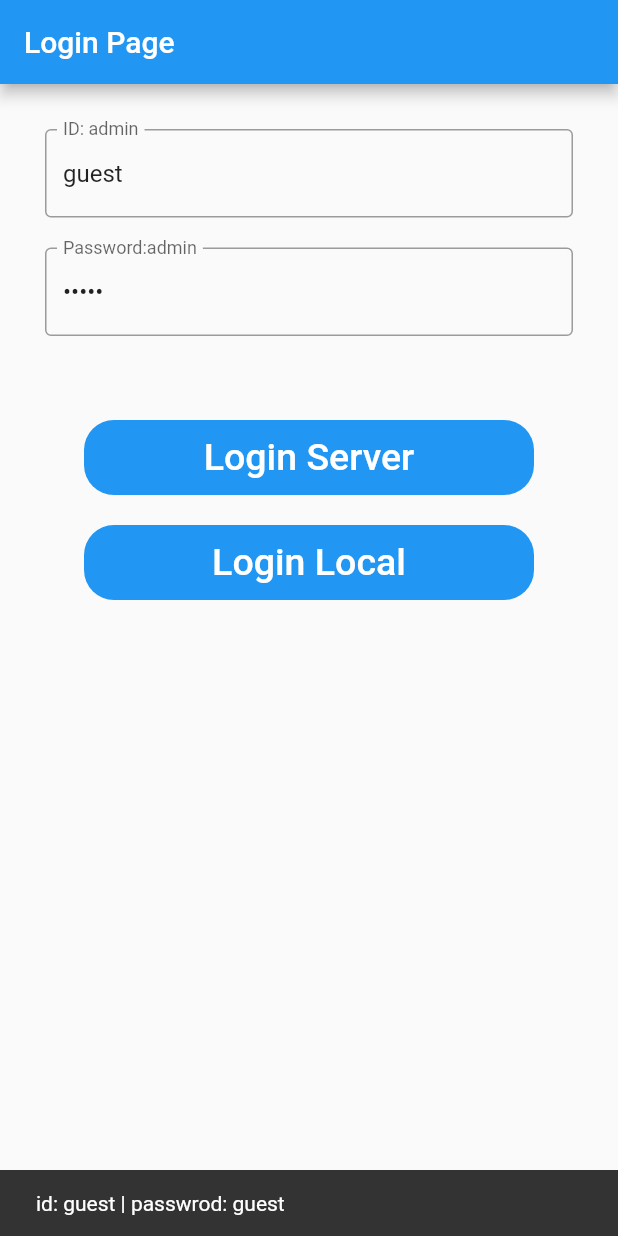
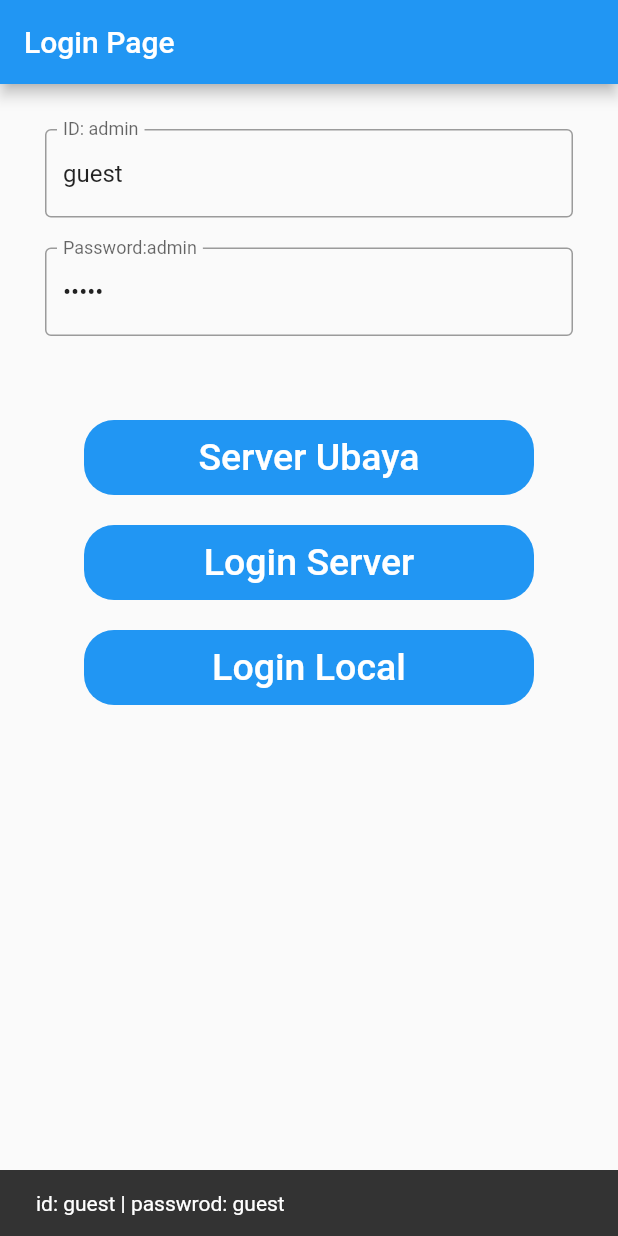
Before and after one commit to mlatifr/uas_emerging_technology, a Flutter app: the screen it shows after launch, after a tap on "Login Server", on a phone screen of 412 x 824 dp. Run offline on Flutter 3.47's test engine with Material 2 defaults, Android fonts, the phone set to English and light mode, and no system bars; our stand-ins replace image_picker, shared_preferences; network calls fail.

Commit message:
siap uas

```diff
--- a/lib/detail_masakan.dart
+++ b/lib/detail_masakan.dart
@@ -316,6 +316,7 @@
         ),
         body: SingleChildScrollView(
             child: Column(
+          mainAxisSize: MainAxisSize.max,
           children: [
             Image.network("${widget.url_masakan}",
                 width: MediaQuery.of(context).size.width),
--- a/lib/login.dart
+++ b/lib/login.dart
@@ -61,7 +61,7 @@
         // Uri.parse("http://ubaya.prototipe.net/daniel/login.php"),
         Uri.parse(APIurl + "login.php"),
         body: {'user_name': user_id, 'user_password': password});
-    if (response.statusCode == 200) {
+    if (response.statusCode == 200 || response.statusCode == 500) {
       Map json = jsonDecode(response.body);
       if (json['result'] == 'success') {
         final prefs = await SharedPreferences.getInstance();
@@ -78,7 +78,7 @@
         });
       }
     } else {
-      throw Exception('Failed to read API');
+      throw Exception('Failed to read APIurl = $APIurl /n ${response.body}');
     }
   }
 
@@ -135,6 +135,29 @@
                           content: Text("id: $user_id | passwrod: $password")));
 
                       APIurl =
+                          "http://ubaya.prototipe.net/emertech160416073/emertech/uas_kuremas/";
+                      doLogin();
+                    },
+                    child: Text(
+                      'Server Ubaya',
+                      style: TextStyle(color: Colors.white, fontSize: 25),
+                    ),
+                  ),
+                )),
+            Padding(
+                padding: EdgeInsets.all(10),
+                child: Container(
+                  height: 50,
+                  width: 300,
+                  decoration: BoxDecoration(
+                      color: Colors.blue,
+                      borderRadius: BorderRadius.circular(20)),
+                  child: TextButton(
+                    onPressed: () {
+                      ScaffoldMessenger.of(context).showSnackBar(SnackBar(
+                          content: Text("id: $user_id | passwrod: $password")));
+
+                      APIurl =
                           "http://mlatifr.southeastasia.cloudapp.azure.com/emertech/uas_kuremas/";
                       doLogin();
                     },
--- a/pubspec.yaml
+++ b/pubspec.yaml
@@ -23,8 +23,8 @@
 dependencies:
   image_picker: ^0.7.5+3
   http: 0.13.1
-  # shared_preferences: ^0.5.12+4
-  shared_preferences: ^0.5.12
+  shared_preferences: ^0.5.12+4
+  # shared_preferences: ^0.5.12
   flutter:
     sdk: flutter
 
```
Also changed, not shown: lib/input_masakan.dart (+5 -4 lines), lib/main.dart (+24 -9 lines), 1 other file.
